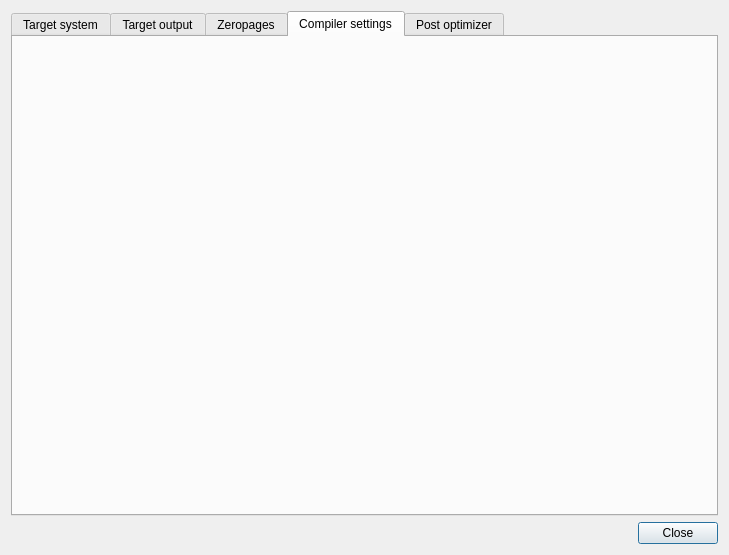
This is source/dialogprojectsettings.ui in leuat/TRSE as Qt 5 draws it before an edit. The edited form follows.
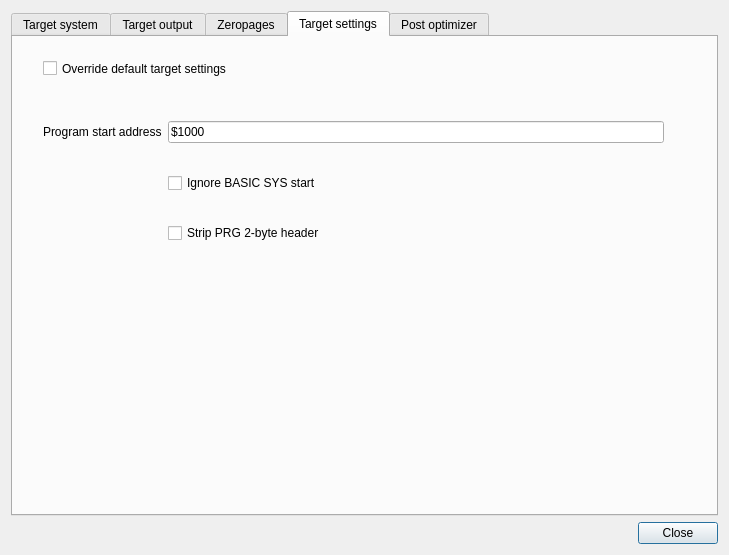
This is the edited form. The open tabs and pages were chosen to show the change.

```diff
--- a/source/dialogprojectsettings.ui
+++ b/source/dialogprojectsettings.ui
@@ -673,8 +673,61 @@
        </widget>
        <widget class="QWidget" name="tab_2">
         <attribute name="title">
-         <string>Compiler settings</string>
+         <string>Target settings</string>
         </attribute>
+        <widget class="QWidget" name="gridLayoutWidget_6">
+         <property name="geometry">
+          <rect>
+           <x>30</x>
+           <y>60</y>
+           <width>621</width>
+           <height>171</height>
+          </rect>
+         </property>
+         <layout class="QGridLayout" name="gridLayout_7">
+          <item row="0" column="0">
+           <widget class="QLabel" name="label_23">
+            <property name="text">
+             <string>Program start address</string>
+            </property>
+           </widget>
+          </item>
+          <item row="0" column="1">
+           <widget class="QLineEdit" name="leProgramStartAddress">
+            <property name="text">
+             <string>$1000</string>
+            </property>
+           </widget>
+          </item>
+          <item row="1" column="1">
+           <widget class="QCheckBox" name="chkIgnoreBasic">
+            <property name="text">
+             <string>Ignore BASIC SYS start</string>
+            </property>
+           </widget>
+          </item>
+          <item row="2" column="1">
+           <widget class="QCheckBox" name="chkStripPrg">
+            <property name="text">
+             <string>Strip PRG 2-byte header</string>
+            </property>
+           </widget>
+          </item>
+         </layout>
+        </widget>
+        <widget class="QCheckBox" name="chkOverrideTargetSettings">
+         <property name="geometry">
+          <rect>
+           <x>30</x>
+           <y>20</y>
+           <width>281</width>
+           <height>23</height>
+          </rect>
+         </property>
+         <property name="text">
+          <string>Override default target settings</string>
+         </property>
+        </widget>
        </widget>
        <widget class="QWidget" name="tab_4">
         <attribute name="title">
```
Left out of the diff: 2 changed lines with no effect on the pictures.
